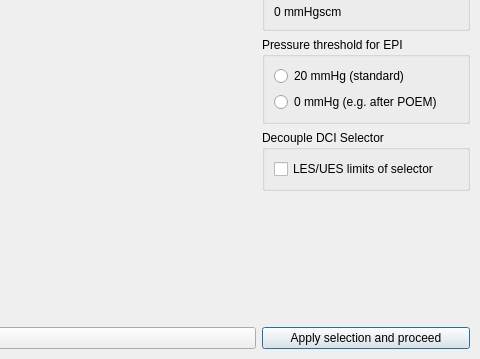
ds-lab/EsophagusVisualization, file 3drekonstruktionspeiseroehre/ui-files/dci_selection_window_design.ui: the form before one commit; both pictures show x 455 to 935 and y 294 to 653 of the 935 by 653 pixel window.
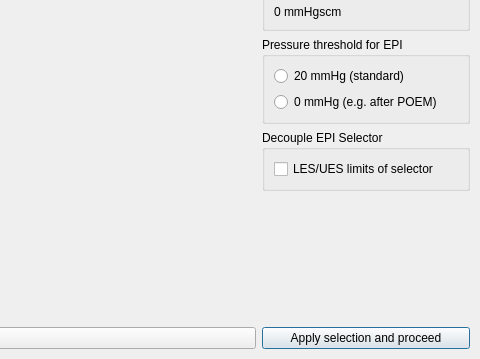
The form after the commit.

Commit message: added info window for dci window

```diff
--- a/3drekonstruktionspeiseroehre/ui-files/dci_selection_window_design.ui
+++ b/3drekonstruktionspeiseroehre/ui-files/dci_selection_window_design.ui
@@ -187,7 +187,7 @@
     <item row="6" column="1">
       <widget class="QGroupBox" name="decoupleSelector">
         <property name="title">
-          <string>Decouple DCI Selector</string>
+          <string>Decouple EPI Selector</string>
         </property>
         <layout class="QVBoxLayout" name="verticalLayout">
           <item>
```
The commit also changes 2 other files.
